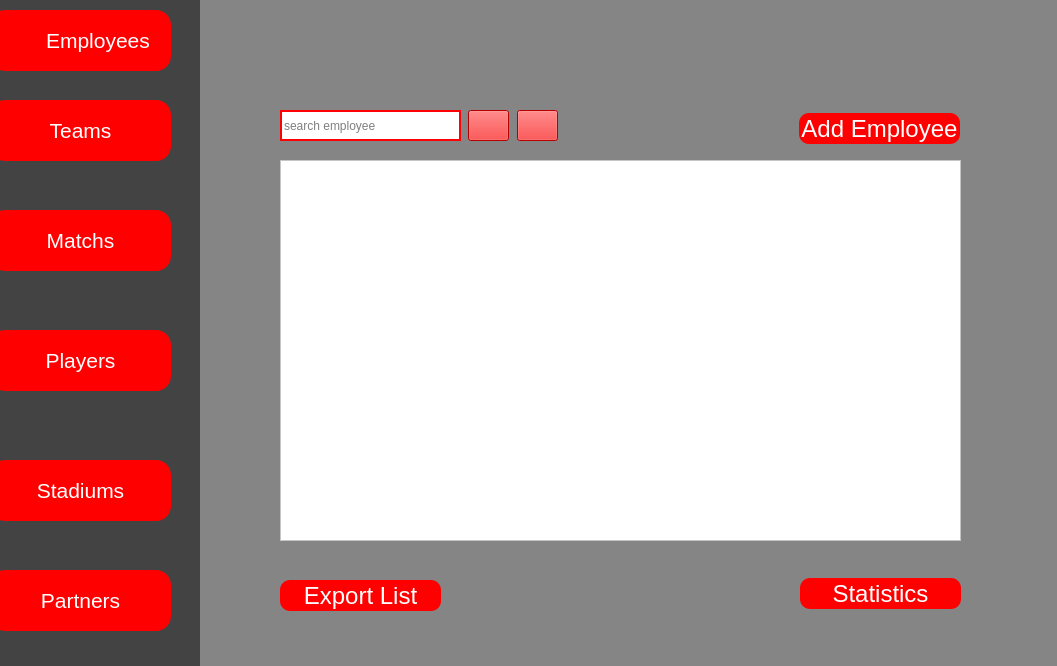
The window that employeepage.ui (Projetcpp-2A11/LeagueManagementStudio) describes before a commit, drawn with Qt 5.
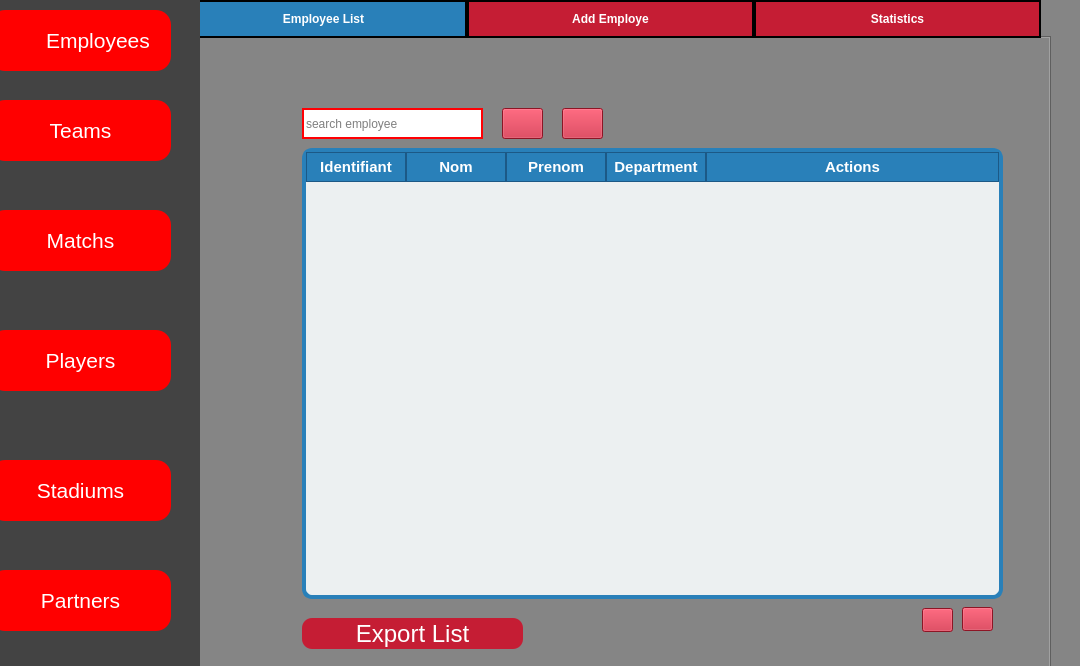
The same window after the commit. Icons and pictures are not drawn.

Commit message: added face recognition , employee Read page

```diff
--- a/employeepage.ui
+++ b/employeepage.ui
@@ -6,7 +6,7 @@
    <rect>
     <x>0</x>
     <y>0</y>
-    <width>1057</width>
+    <width>1080</width>
     <height>666</height>
    </rect>
   </property>
@@ -445,11 +445,57 @@
       <string notr="true">background-color:#858585;
 </string>
      </property>
+     <widget class="QTabWidget" name="tabWidget">
+      <property name="geometry">
+       <rect>
+        <x>-20</x>
+        <y>0</y>
+        <width>871</width>
+        <height>681</height>
+       </rect>
+      </property>
+      <property name="font">
+       <font>
+        <bold>true</bold>
+       </font>
+      </property>
+      <property name="styleSheet">
+       <string notr="true">QTabBar::tab {
+    background: #C51D34;  
+    color: white;
+    border: 2px solid black;
+    padding: 10px;
+	width: 263%
+	
+   
+}
+
+
+QTabBar::tab:selected {
+    background: #2980b9;
+    color: white;
+    font-weight: bold;
+}
+
+QTabBar::tab:hover {
+    background: lightblue;
+    color: black;
+}
+
+</string>
+      </property>
+      <property name="currentIndex">
+       <number>0</number>
+      </property>
+      <widget class="QWidget" name="tab">
+       <attribute name="title">
+        <string>Employee List</string>
+       </attribute>
      <widget class="QLineEdit" name="searchEmployeeInput">
       <property name="geometry">
        <rect>
-        <x>80</x>
-        <y>110</y>
+          <x>120</x>
+          <y>70</y>
         <width>181</width>
         <height>31</height>
        </rect>
@@ -461,7 +507,7 @@
       </property>
       <property name="styleSheet">
        <string notr="true">background-color:white;
-border:2px solid red;
+border:2px solid #C51D34;
 border-color: rgb(255, 0, 4);
 color:black;
 </string>
@@ -473,8 +519,8 @@
      <widget class="QPushButton" name="searchButton">
       <property name="geometry">
        <rect>
-        <x>268</x>
-        <y>110</y>
+          <x>320</x>
+          <y>70</y>
         <width>41</width>
         <height>31</height>
        </rect>
@@ -484,7 +530,7 @@
       </property>
       <property name="styleSheet">
        <string notr="true">QPushButton {
-background-color:red;
+background-color:#C51D34;
 
 }
 QPushButton:hover {
@@ -501,8 +547,8 @@
      <widget class="QPushButton" name="filterButton">
       <property name="geometry">
        <rect>
-        <x>317</x>
-        <y>110</y>
+          <x>380</x>
+          <y>70</y>
         <width>41</width>
         <height>31</height>
        </rect>
@@ -512,7 +558,7 @@
       </property>
       <property name="styleSheet">
        <string notr="true">QPushButton {
-background-color:red;
+background-color:#C51D34;
 
 }
 QPushButton:hover {
@@ -526,43 +572,12 @@
        <iconset theme="QIcon::ThemeIcon::AddressBookNew"/>
       </property>
      </widget>
-     <widget class="QPushButton" name="addEmployeeButton">
-      <property name="geometry">
-       <rect>
-        <x>599</x>
-        <y>113</y>
-        <width>161</width>
-        <height>31</height>
-       </rect>
-      </property>
-      <property name="font">
-       <font>
-        <pointsize>18</pointsize>
-       </font>
-      </property>
-      <property name="cursor">
-       <cursorShape>PointingHandCursor</cursorShape>
-      </property>
-      <property name="styleSheet">
-       <string notr="true">QPushButton {
-background-color:red;
-border-radius:10px;
-color:white;
-}
-QPushButton:hover {
-    background-color: blue; 
-}</string>
-      </property>
-      <property name="text">
-       <string>Add Employee</string>
-      </property>
-     </widget>
      <widget class="QPushButton" name="exportListButton">
       <property name="geometry">
        <rect>
-        <x>80</x>
+          <x>120</x>
         <y>580</y>
-        <width>161</width>
+          <width>221</width>
         <height>31</height>
        </rect>
       </property>
@@ -576,7 +591,7 @@
       </property>
       <property name="styleSheet">
        <string notr="true">QPushButton {
-background-color:red;
+background-color:#C51D34;
 border-radius:10px;
 color:white;
 }
@@ -591,52 +606,135 @@
        <iconset theme="QIcon::ThemeIcon::DocumentOpen"/>
       </property>
      </widget>
-     <widget class="QPushButton" name="statsButton">
+       <widget class="QTableWidget" name="tableWidget">
       <property name="geometry">
        <rect>
-        <x>600</x>
-        <y>578</y>
-        <width>161</width>
-        <height>31</height>
-       </rect>
-      </property>
-      <property name="font">
-       <font>
-        <pointsize>18</pointsize>
-       </font>
-      </property>
-      <property name="cursor">
-       <cursorShape>PointingHandCursor</cursorShape>
-      </property>
+          <x>120</x>
+          <y>110</y>
+          <width>701</width>
+          <height>451</height>
+         </rect>
+        </property>
+        <property name="styleSheet">
+         <string notr="true">QTableWidget {
+    background-color: #ecf0f1;
+    border: 4px solid #2980b9; 
+    border-radius: 10px;
+    gridline-color: #bdc3c7;
+    font-size: 14px;
+}
+
+QTableWidget::item {
+    padding: 10px;
+    border-bottom: 1px solid #bdc3c7;
+}
+
+QTableWidget::item:selected {
+    background-color: #3498db;
+    color: white;
+    font-weight: bold;
+}
+
+QTableWidget::item:hover {
+    background-color: #f1c40f;
+    color: black;
+}
+
+QHeaderView::section {
+    background-color: #2980b9; /* Blue header */
+    color: white;
+    padding: 5px 5px; /* Increase horizontal padding */
+    font-size: 15px;
+    font-weight: bold;
+    border: 1px solid #1c5986;
+    min-width: 120px; /* Minimum width for each column */
+}
+
+QTableCornerButton::section {
+    background-color: #2980b9;
+    border: 1px solid #1c5986;
+}
+</string>
+        </property>
+        <attribute name="horizontalHeaderStretchLastSection">
+         <bool>true</bool>
+        </attribute>
+        <column>
+         <property name="text">
+          <string>Identifiant</string>
+         </property>
+        </column>
+        <column>
+         <property name="text">
+          <string>Nom</string>
+         </property>
+        </column>
+        <column>
+         <property name="text">
+          <string>Prenom</string>
+         </property>
+        </column>
+        <column>
+         <property name="text">
+          <string>Department</string>
+         </property>
+        </column>
+        <column>
+         <property name="text">
+          <string>Actions</string>
+         </property>
+        </column>
+       </widget>
+       <widget class="QPushButton" name="nextPageTable">
+        <property name="geometry">
+         <rect>
+          <x>740</x>
+          <y>570</y>
+          <width>31</width>
+          <height>24</height>
+         </rect>
+        </property>
       <property name="styleSheet">
-       <string notr="true">QPushButton {
-background-color:red;
-border-radius:10px;
-color:white;
-}
-QPushButton:hover {
-    background-color: blue; 
-}</string>
+         <string notr="true">background-color:#C51D34;</string>
       </property>
       <property name="text">
+         <string/>
+        </property>
+        <property name="icon">
+         <iconset theme="QIcon::ThemeIcon::MediaSeekBackward"/>
+        </property>
+       </widget>
+       <widget class="QPushButton" name="prevPageTable">
+        <property name="geometry">
+         <rect>
+          <x>780</x>
+          <y>569</y>
+          <width>31</width>
+          <height>24</height>
+         </rect>
+        </property>
+        <property name="styleSheet">
+         <string notr="true">background-color:#C51D34;
+</string>
+        </property>
+        <property name="text">
+         <string/>
+        </property>
+        <property name="icon">
+         <iconset theme="QIcon::ThemeIcon::MediaSeekForward"/>
+        </property>
+       </widget>
+      </widget>
+      <widget class="QWidget" name="tab_2">
+       <attribute name="title">
+        <string>Add Employe</string>
+       </attribute>
+      </widget>
+      <widget class="QWidget" name="tab_3">
+       <attribute name="title">
        <string>Statistics</string>
-      </property>
-      <property name="icon">
-       <iconset theme="QIcon::ThemeIcon::HelpAbout"/>
-      </property>
-     </widget>
-     <widget class="QListWidget" name="listWidget">
-      <property name="geometry">
-       <rect>
-        <x>80</x>
-        <y>160</y>
-        <width>681</width>
-        <height>381</height>
-       </rect>
-      </property>
-      <property name="styleSheet">
-       <string notr="true">background-color: rgb(255, 255, 255);</string>
-      </property>
+       </attribute>
+      </widget>
      </widget>
     </widget>
    </item>
```
Lines whose indentation alone changed are shown as unchanged. The commit also changes 1359 other files.
